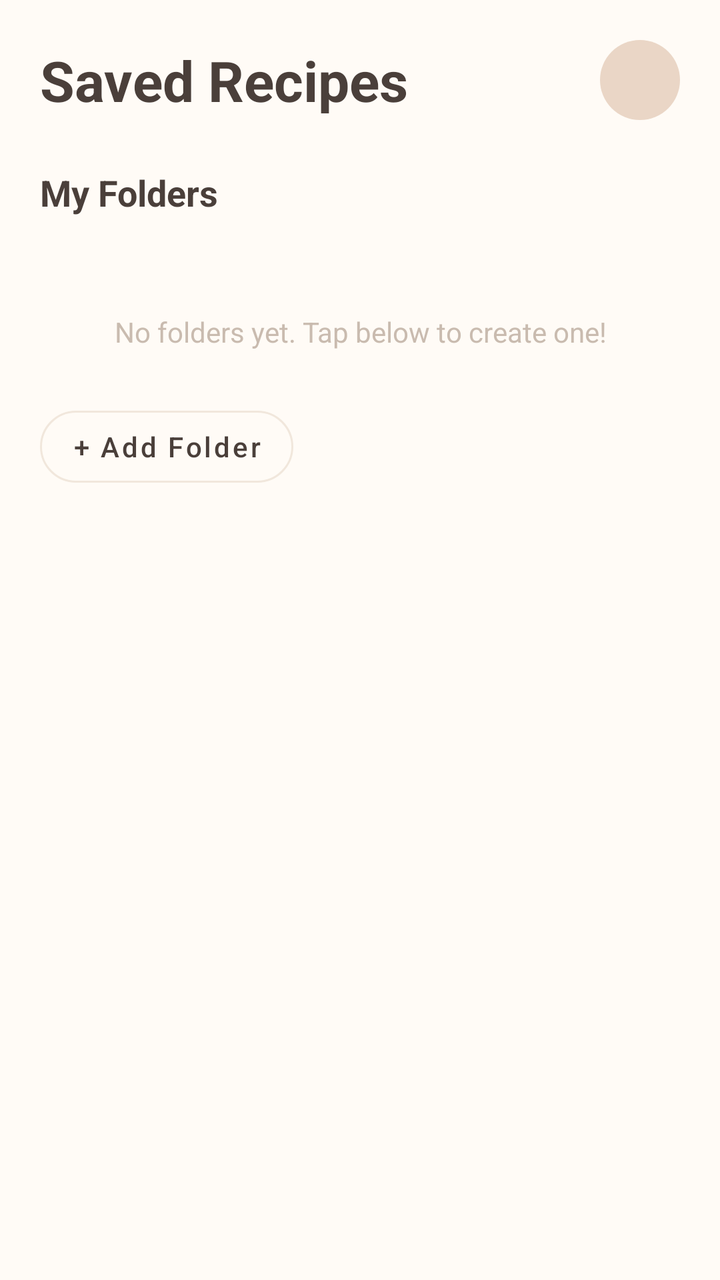
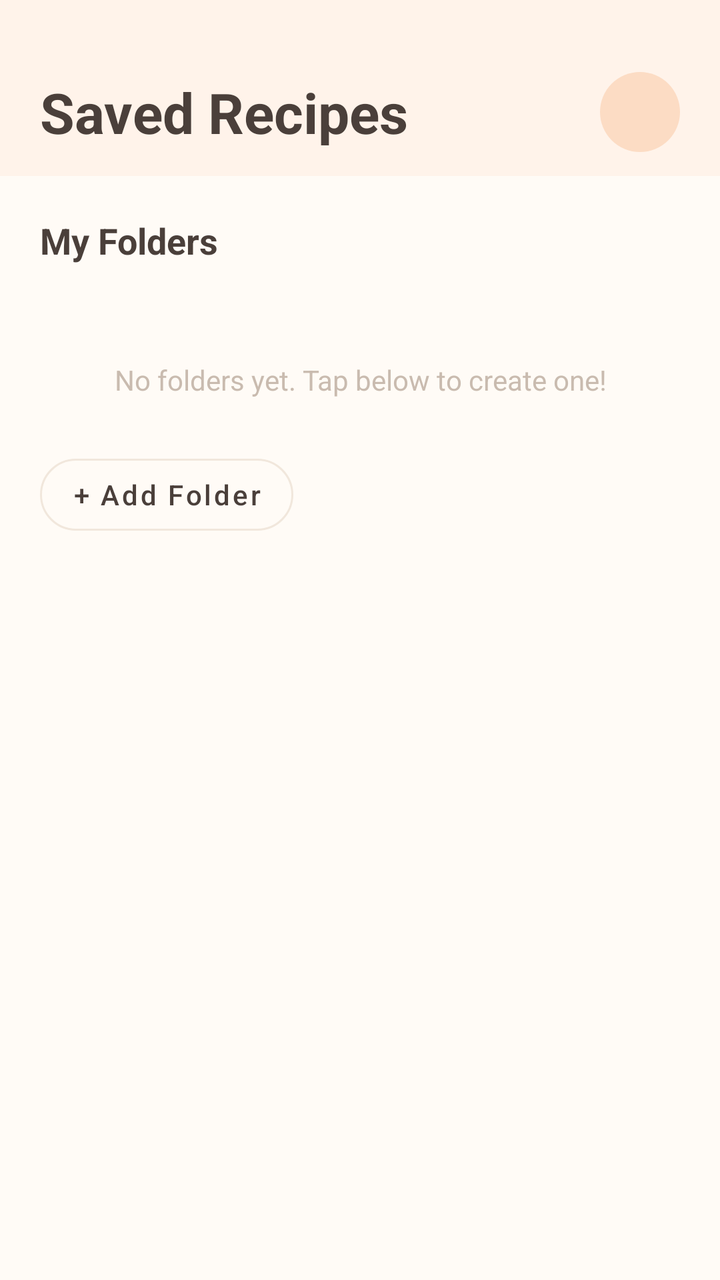

The first picture is an Android layout as it rendered before a commit; the second is the same layout after the commit. The layout source and the unified diff follow.
<!-- AndroidManifest.xml: application theme Theme.RecipeApp -->
<!-- res/layout/fragment_saved.xml -->
<?xml version="1.0" encoding="utf-8"?>
<ScrollView xmlns:android="http://schemas.android.com/apk/res/android"
    xmlns:app="http://schemas.android.com/apk/res-auto"
    xmlns:tools="http://schemas.android.com/tools"
    android:layout_width="match_parent"
    android:layout_height="match_parent"
    android:background="@color/background"
    android:fillViewport="true">

    <LinearLayout
        android:layout_width="match_parent"
        android:layout_height="wrap_content"
        android:orientation="vertical"
        android:padding="20dp">

        
        <RelativeLayout
            android:layout_width="match_parent"
            android:layout_height="wrap_content"
            android:layout_marginBottom="24dp">

            <TextView
                android:id="@+id/tv_saved_title"
                android:layout_width="wrap_content"
                android:layout_height="wrap_content"
                android:layout_alignParentStart="true"
                android:layout_centerVertical="true"
                android:text="Saved Recipes"
                android:textColor="@color/text_dark"
                android:textSize="28sp"
                android:textStyle="bold" />

            
            <TextView
                android:id="@+id/tv_profile_badge"
                android:layout_width="40dp"
                android:layout_height="40dp"
                android:layout_alignParentEnd="true"
                android:layout_centerVertical="true"
                android:background="@drawable/circle_background"
                android:gravity="center"
                android:textColor="@color/text_dark"
                android:textSize="14sp"
                android:textStyle="bold" />

        </RelativeLayout>

        
        <TextView
            android:layout_width="wrap_content"
            android:layout_height="wrap_content"
            android:layout_marginBottom="16dp"
            android:text="My Folders"
            android:textColor="@color/text_dark"
            android:textSize="18sp"
            android:textStyle="bold" />

        
        <GridLayout
            android:id="@+id/grid_folders"
            android:layout_width="match_parent"
            android:layout_height="wrap_content"
            android:columnCount="2"
            android:columnOrderPreserved="false" />

        
        <TextView
            android:id="@+id/tv_empty_folders"
            android:layout_width="match_parent"
            android:layout_height="wrap_content"
            android:layout_marginTop="32dp"
            android:gravity="center"
            android:text="No folders yet. Tap below to create one!"
            android:textColor="@color/text_light"
            android:textSize="14sp" />

        
        <com.google.android.material.button.MaterialButton
            android:id="@+id/btn_add_folder"
            style="@style/Widget.MaterialComponents.Button.OutlinedButton"
            android:layout_width="wrap_content"
            android:layout_height="wrap_content"
            android:layout_marginTop="24dp"
            android:text="+ Add Folder"
            android:textAllCaps="false"
            android:textColor="@color/text_dark"
            app:cornerRadius="24dp"
            app:strokeColor="@color/card_outlines" />

    </LinearLayout>
</ScrollView>
<!-- resources referenced by this layout -->
<resources>
  <color name="background">#FFFBF6</color>
  <color name="card_outlines">#F1E7DC</color>
  <color name="text_dark">#4A3F3A</color>
  <color name="text_light">#C9BBAF</color>
  <!-- drawable circle_background (drawable) -->
  <?xml version="1.0" encoding="utf-8"?>
  <shape xmlns:android="http://schemas.android.com/apk/res/android"
      android:shape="oval">
      <solid android:color="#EAD6C6" />
  </shape>
  <style name="Theme.RecipeApp" parent="Base.Theme.RecipeApp" />
  <style name="Base.Theme.RecipeApp" parent="Theme.Material3.DayNight.NoActionBar">
          
          <item name="colorSecondaryContainer">@color/orange_light</item>
      </style>
  <color name="orange_light">#FCDCC4</color>
</resources>

<!-- the commit's change to res/layout/fragment_saved.xml (unified diff, before → after) -->
@@ -10,21 +10,21 @@
     <LinearLayout
         android:layout_width="match_parent"
         android:layout_height="wrap_content"
-        android:orientation="vertical"
-        android:padding="20dp">
+        android:orientation="vertical">
 
         
-        <RelativeLayout
+        <FrameLayout
             android:layout_width="match_parent"
-            android:layout_height="wrap_content"
-            android:layout_marginBottom="24dp">
+            android:layout_height="88dp"
+            android:background="@color/top_bar"
+            android:paddingHorizontal="20dp"
+            android:paddingTop="24dp">
 
             <TextView
                 android:id="@+id/tv_saved_title"
                 android:layout_width="wrap_content"
                 android:layout_height="wrap_content"
-                android:layout_alignParentStart="true"
-                android:layout_centerVertical="true"
+                android:layout_gravity="start|center_vertical"
                 android:text="Saved Recipes"
                 android:textColor="@color/text_dark"
                 android:textSize="28sp"
@@ -35,57 +35,64 @@
                 android:id="@+id/tv_profile_badge"
                 android:layout_width="40dp"
                 android:layout_height="40dp"
-                android:layout_alignParentEnd="true"
-                android:layout_centerVertical="true"
+                android:layout_gravity="end|center_vertical"
                 android:background="@drawable/circle_background"
                 android:gravity="center"
                 android:textColor="@color/text_dark"
                 android:textSize="14sp"
                 android:textStyle="bold" />
 
-        </RelativeLayout>
+        </FrameLayout>
 
         
-        <TextView
-            android:layout_width="wrap_content"
-            android:layout_height="wrap_content"
-            android:layout_marginBottom="16dp"
-            android:text="My Folders"
-            android:textColor="@color/text_dark"
-            android:textSize="18sp"
-            android:textStyle="bold" />
-
-        
-        <GridLayout
-            android:id="@+id/grid_folders"
+        <LinearLayout
             android:layout_width="match_parent"
             android:layout_height="wrap_content"
-            android:columnCount="2"
-            android:columnOrderPreserved="false" />
+            android:orientation="vertical"
+            android:padding="20dp">
 
-        
-        <TextView
-            android:id="@+id/tv_empty_folders"
-            android:layout_width="match_parent"
-            android:layout_height="wrap_content"
-            android:layout_marginTop="32dp"
-            android:gravity="center"
-            android:text="No folders yet. Tap below to create one!"
-            android:textColor="@color/text_light"
-            android:textSize="14sp" />
+            
+            <TextView
+                android:layout_width="wrap_content"
+                android:layout_height="wrap_content"
+                android:layout_marginBottom="16dp"
+                android:text="My Folders"
+                android:textColor="@color/text_dark"
+                android:textSize="18sp"
+                android:textStyle="bold" />
 
-        
-        <com.google.android.material.button.MaterialButton
-            android:id="@+id/btn_add_folder"
-            style="@style/Widget.MaterialComponents.Button.OutlinedButton"
-            android:layout_width="wrap_content"
-            android:layout_height="wrap_content"
-            android:layout_marginTop="24dp"
-            android:text="+ Add Folder"
-            android:textAllCaps="false"
-            android:textColor="@color/text_dark"
-            app:cornerRadius="24dp"
-            app:strokeColor="@color/card_outlines" />
+            
+            <GridLayout
+                android:id="@+id/grid_folders"
+                android:layout_width="match_parent"
+                android:layout_height="wrap_content"
+                android:columnCount="2"
+                android:columnOrderPreserved="false" />
 
+            
+            <TextView
+                android:id="@+id/tv_empty_folders"
+                android:layout_width="match_parent"
+                android:layout_height="wrap_content"
+                android:layout_marginTop="32dp"
+                android:gravity="center"
+                android:text="No folders yet. Tap below to create one!"
+                android:textColor="@color/text_light"
+                android:textSize="14sp" />
+
+            
+            <com.google.android.material.button.MaterialButton
+                android:id="@+id/btn_add_folder"
+                style="@style/Widget.MaterialComponents.Button.OutlinedButton"
+                android:layout_width="wrap_content"
+                android:layout_height="wrap_content"
+                android:layout_marginTop="24dp"
+                android:text="+ Add Folder"
+                android:textAllCaps="false"
+                android:textColor="@color/text_dark"
+                app:cornerRadius="24dp"
+                app:strokeColor="@color/card_outlines" />
+
+        </LinearLayout>
     </LinearLayout>
 </ScrollView>
<!-- resource entries referenced after the edit -->
@@ -4,11 +4,12 @@
   <color name="card_outlines">#F1E7DC</color>
   <color name="text_dark">#4A3F3A</color>
   <color name="text_light">#C9BBAF</color>
+  <color name="top_bar">#FFF3EA</color>
   <!-- drawable circle_background (drawable) -->
   <?xml version="1.0" encoding="utf-8"?>
   <shape xmlns:android="http://schemas.android.com/apk/res/android"
       android:shape="oval">
-      <solid android:color="#EAD6C6" />
+      <solid android:color="@color/orange_light" />
   </shape>
   <style name="Theme.RecipeApp" parent="Base.Theme.RecipeApp" />
   <style name="Base.Theme.RecipeApp" parent="Theme.Material3.DayNight.NoActionBar">
